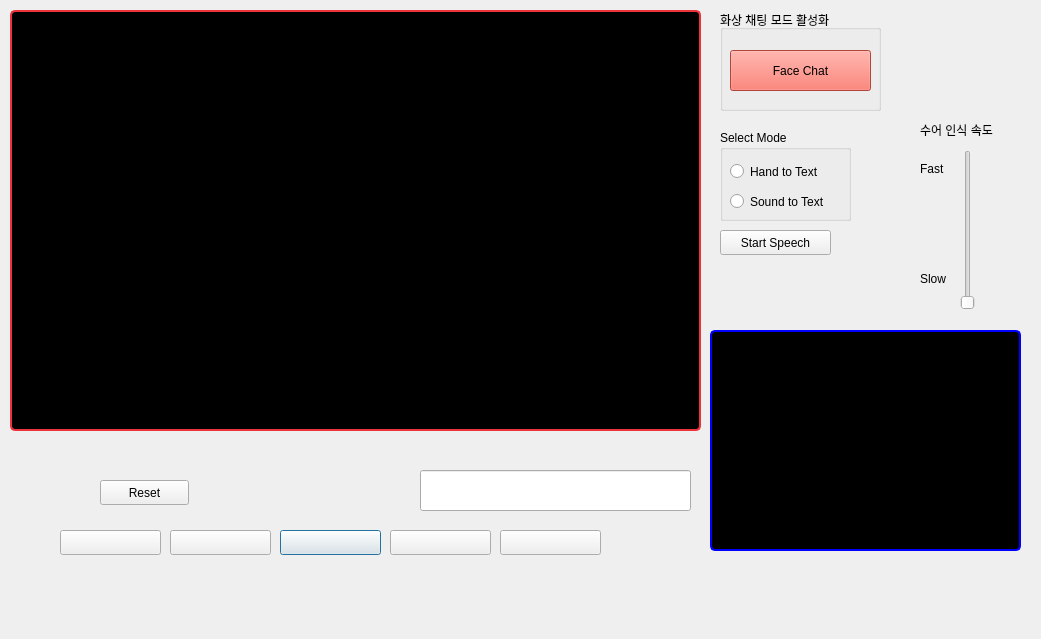
This is src/ljh/socket_final/drl_demo.ui in addinedu-ros-4th/deeplearning-repo-5 as Qt 5 draws it before an edit. The edited form follows.
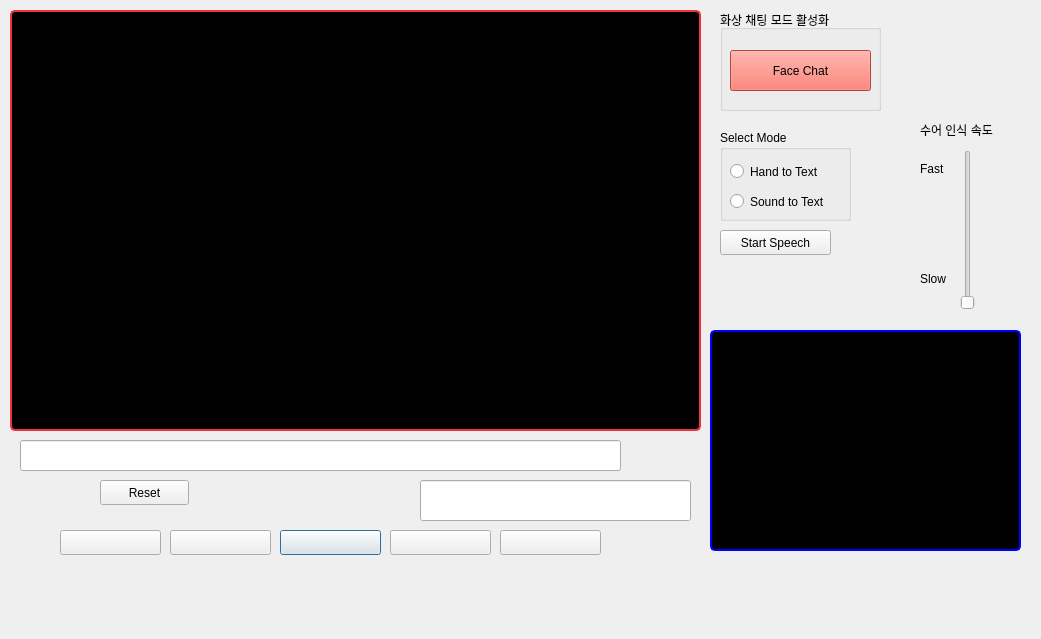
This is the edited form.

The edit to the form file:
```diff
--- a/src/ljh/socket_final/drl_demo.ui
+++ b/src/ljh/socket_final/drl_demo.ui
@@ -38,7 +38,7 @@
    <property name="geometry">
     <rect>
      <x>420</x>
-     <y>470</y>
+     <y>480</y>
      <width>271</width>
      <height>41</height>
     </rect>
@@ -314,18 +314,15 @@
     <string>Slow</string>
    </property>
   </widget>
-  <widget class="QLabel" name="sub_label_2">
+  <widget class="QLineEdit" name="sub_label_2">
    <property name="geometry">
     <rect>
-     <x>40</x>
-     <y>450</y>
-     <width>611</width>
-     <height>17</height>
+     <x>20</x>
+     <y>440</y>
+     <width>601</width>
+     <height>31</height>
     </rect>
    </property>
-   <property name="text">
-    <string/>
-   </property>
   </widget>
  </widget>
  <resources/>
```
